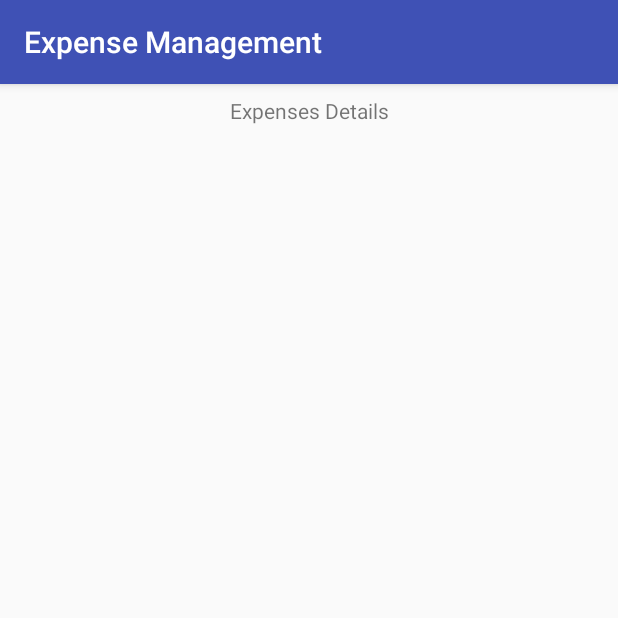
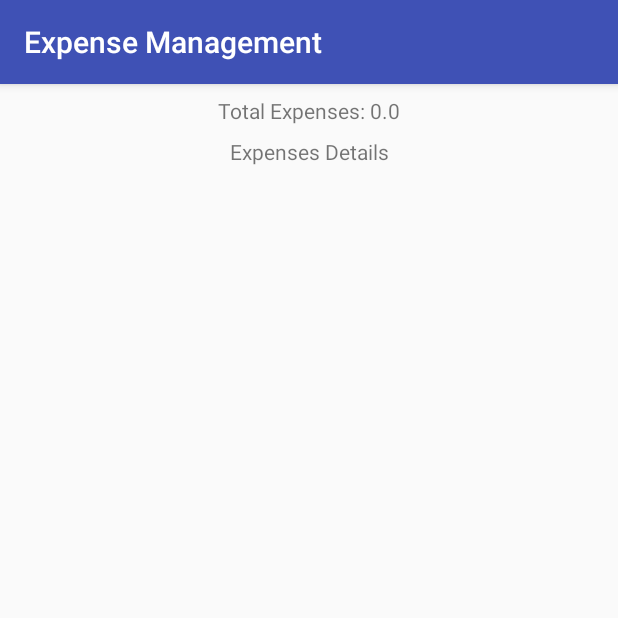
Before and after one commit to bijayy/ExpenseManagement, an Android app: the fragment ViewExpensesFragment shown on its own in the app's theme, on a phone screen of 412 x 824 dp, the top half of it. Run offline under Robolectric (Android 15) with nearby library versions, the phone set to English and light mode, and no system bars.

Commit message:
Total expennces calcualtion.

```diff
--- a/app/src/main/java/com/example/bijay/expensemanagement/Views/Fragments/ViewExpensesFragment.java
+++ b/app/src/main/java/com/example/bijay/expensemanagement/Views/Fragments/ViewExpensesFragment.java
@@ -11,12 +11,17 @@ import android.util.Log;
 import android.view.LayoutInflater;
 import android.view.View;
 import android.view.ViewGroup;
+import android.widget.EditText;
+import android.widget.TextView;
 
 import com.example.bijay.expensemanagement.Adapter.ExpensesRecyclerAdapter;
 import com.example.bijay.expensemanagement.Adapter.PersonsRecyclerAdapter;
 import com.example.bijay.expensemanagement.Data.Sqlite.Adapter.ExpensesSqliteDatabaseAdapter;
 import com.example.bijay.expensemanagement.Data.Sqlite.Adapter.PersonSqliteDatabaseAdapter;
+import com.example.bijay.expensemanagement.Models.ExpensesModel;
 import com.example.bijay.expensemanagement.R;
+
+import java.util.List;
 
 /**
  * A simple {@link Fragment} subclass.
@@ -25,6 +30,7 @@ public class ViewExpensesFragment extends Fragment {
 
     private static final String TAG = ViewExpensesFragment.class.getSimpleName();
     private RecyclerView recyclerView;
+    private TextView tvTotalExpenses;
 
     public ViewExpensesFragment() {
         Log.d(TAG, "[ViewExpensesFragment] constructor initialization is done");
@@ -35,6 +41,7 @@ public class ViewExpensesFragment extends Fragment {
                              Bundle savedInstanceState) {
         View view = inflater.inflate(R.layout.fragment_view_expenses, container, false);
         recyclerView = view.findViewById(R.id.recyclerView);
+        tvTotalExpenses = view.findViewById(R.id.tvTotalExpenses);
 
         Log.d(TAG, "[onCreateView] Inflate the layout for this fragment is done");
         return view;
@@ -52,9 +59,11 @@ public class ViewExpensesFragment extends Fragment {
         ExpensesSqliteDatabaseAdapter expensesSqliteDatabaseAdapter = new ExpensesSqliteDatabaseAdapter(getContext());
 
         //Calling the custom recycler view adapter i.e. MyRecyclerAdapter
-        ExpensesRecyclerAdapter recyclerAdapter = new ExpensesRecyclerAdapter(getActivity(), expensesSqliteDatabaseAdapter.getExpenses());
+        List<ExpensesModel> expensesModels = expensesSqliteDatabaseAdapter.getExpenses();
+        ExpensesRecyclerAdapter recyclerAdapter = new ExpensesRecyclerAdapter(getActivity(), expensesModels);
         recyclerView.setAdapter(recyclerAdapter);
 
+        calculateTotalExpenses(expensesModels);
         //Creating the layout of the data to be displayed in the recycler view i.e. in linear with vertical arrangement
         LinearLayoutManager linearLayoutManager = new LinearLayoutManager(getActivity());
         linearLayoutManager.setOrientation(LinearLayoutManager.VERTICAL);
@@ -65,4 +74,15 @@ public class ViewExpensesFragment extends Fragment {
 
         Log.d(TAG, "[showPeople] People fetched successfully");
     }
+
+    private void calculateTotalExpenses(List<ExpensesModel> expensesModels) {
+        float totalExpenses = 0;
+
+        for(ExpensesModel expensesModel : expensesModels) {
+            if(!expensesModel.Amount.isEmpty() )
+                totalExpenses += Float.parseFloat(expensesModel.Amount);
+        }
+
+        tvTotalExpenses.setText(totalExpenses + "");
+    }
 }
--- a/app/src/main/res/layout/fragment_view_expenses.xml
+++ b/app/src/main/res/layout/fragment_view_expenses.xml
@@ -6,8 +6,27 @@
     android:orientation="vertical"
     tools:context=".Views.Fragments.ViewExpensesFragment">
 
+    <LinearLayout
+        android:layout_width="match_parent"
+        android:layout_height="wrap_content"
+        android:layout_marginTop="8dp"
+        android:gravity="center"
+        android:orientation="horizontal">
+
+        <TextView
+            android:id="@+id/tvTotalExpensesText"
+            android:layout_width="wrap_content"
+            android:layout_height="wrap_content"
+            android:text="Total Expenses: " />
+        <TextView
+            android:id="@+id/tvTotalExpenses"
+            android:layout_width="wrap_content"
+            android:layout_height="wrap_content"
+            android:text="" />
+    </LinearLayout>
+
     <TextView
-        android:id="@+id/tvViewPersons"
+        android:id="@+id/tvViewExpensesText"
         android:layout_width="match_parent"
         android:layout_height="wrap_content"
         android:gravity="center"
```
